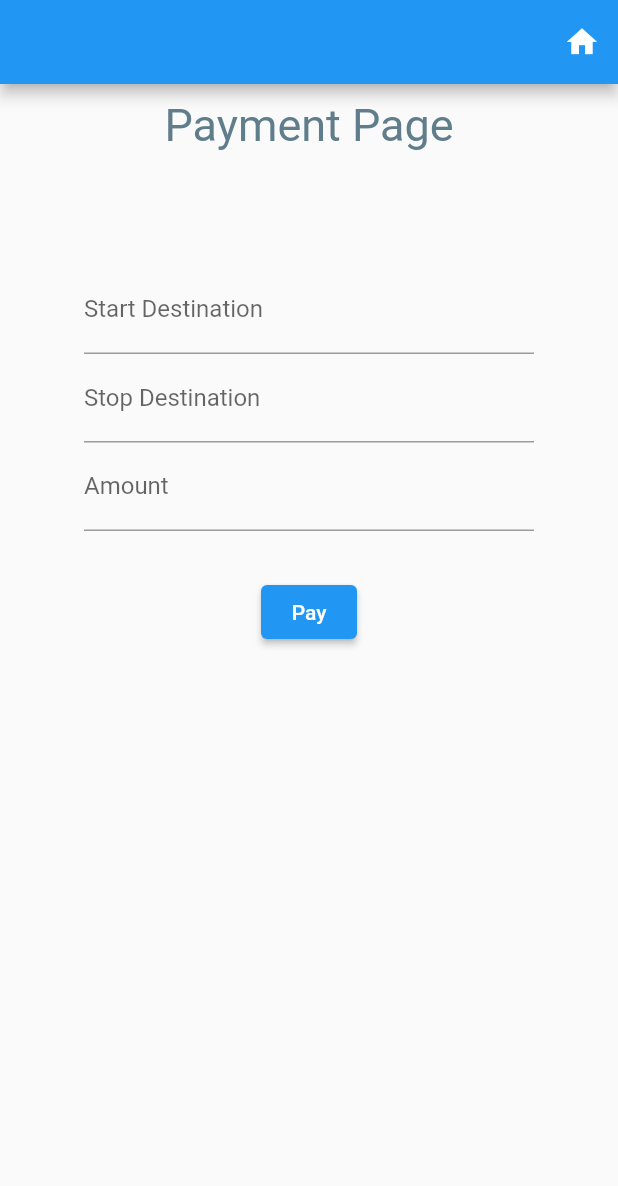
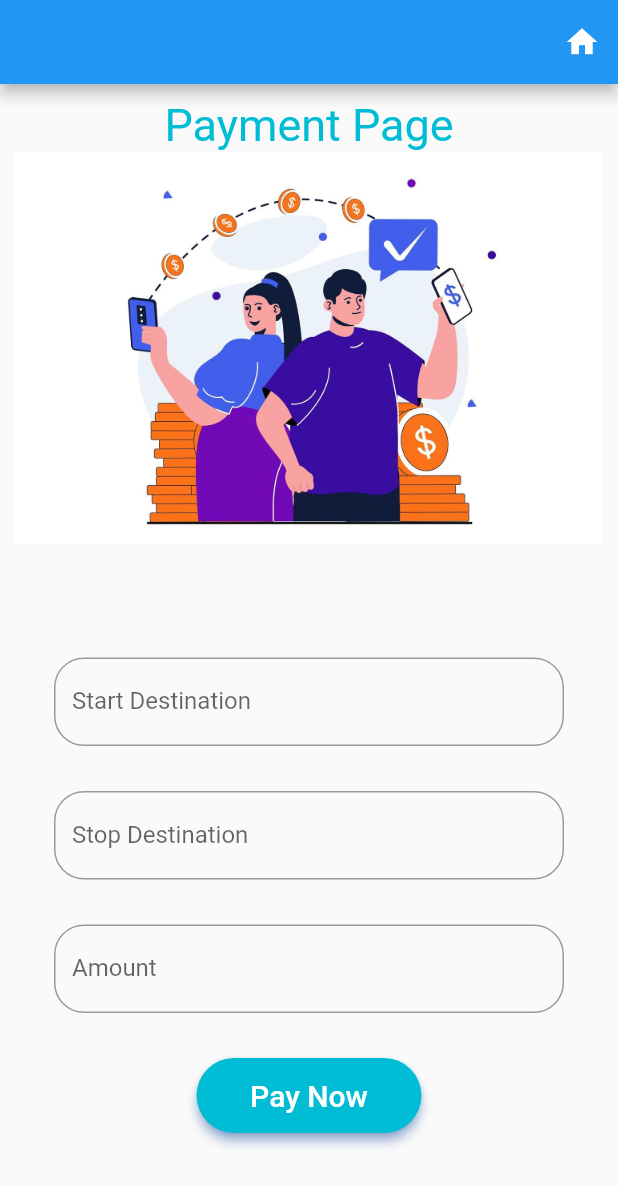
Before and after one commit to Muditha0829/CSSE-CEYLON-TRANSPORT-MOBILE, a Flutter app: the TransactionProfile screen opened directly with empty values, on a phone screen of 412 x 824 dp. Shown: the top 1186 px of the screen. Run offline on Flutter 3.47's test engine with Material 2 defaults, Android fonts, the phone set to English and light mode, and no system bars; our stand-ins replace cloud_firestore, firebase_auth, firebase_core, qr_flutter; missing offline and left inert: qr_code_scanner; accounts and stored records are empty.

Commit message:
payment page 8

```diff
--- a/lib/screens/home/home.dart
+++ b/lib/screens/home/home.dart
@@ -81,7 +81,7 @@ class _HomeState extends State<Home> {
           children: <Widget>[
             Column(
               children:   [
-                Text((result.toString()),style: TextStyle(color: Colors.white,fontSize: 22))
+                Text((result.toString()),style: TextStyle(color: Colors.white,fontSize: 19))
               ],
             )
           ],
@@ -96,7 +96,7 @@ class _HomeState extends State<Home> {
               },
             ),
             ListTile(
-              title:  const Text('Transaction List'),
+              title:  const Text('Transaction List',style: TextStyle(fontSize: 18)),
               onTap: (){
                 Navigator.pop(context);
                 Navigator.push(context, MaterialPageRoute(builder: (_)=> const TransactionList()));
@@ -111,7 +111,7 @@ class _HomeState extends State<Home> {
                },
             ),
             ListTile(
-              title:  const Text('Scan QR Code'),
+              title:  const Text('Scan QR Code',style: TextStyle(fontSize: 18)),
               onTap: (){
                 Navigator.push(context, MaterialPageRoute(builder: (_)=> const ScanQr()));
               },
--- a/lib/screens/transaction/TransactionProfile.dart
+++ b/lib/screens/transaction/TransactionProfile.dart
@@ -24,6 +24,7 @@ class _TransactionProfileState extends State<TransactionProfile> {
   late SingleUser singleUser;
 
   late DocumentReference<Map<String, dynamic>> userData;
+  final double textBorder = 20;
 
   @override
   Widget build(BuildContext context) {
@@ -44,7 +45,12 @@ class _TransactionProfileState extends State<TransactionProfile> {
         padding: const EdgeInsets.all(10),
         children: [
           const Center(
-            child: Text('Payment Page', style: TextStyle(fontSize: 30, color: Colors.blueGrey)),
+            child: Text('Payment Page', style: TextStyle(fontSize: 30, color: Colors.cyan)),
+          ),
+          const Image(
+              image: AssetImage(
+                  'assets/payment.jpg'
+              )
           ),
           const SizedBox(height: 30),
           Row(
@@ -60,37 +66,51 @@ class _TransactionProfileState extends State<TransactionProfile> {
             children: [
               // const Text('Amount:  ', style: TextStyle(fontSize: 22, color: Colors.blue)),
               SizedBox(
-                width: 300,
+                width: 340,
                 child: TextField(
                   controller: startController,
-                  decoration: const InputDecoration(hintText: 'Start Destination', labelText: 'Start Destination'),
+                  decoration: const InputDecoration(
+                      hintText: 'Start Destination',
+                      labelText: 'Start Destination',
+                      border: OutlineInputBorder(borderRadius: BorderRadius.all(Radius.circular(20.0)))
+                  ),
                 ),
               ),
             ],
           ),
+          const SizedBox(height: 30),
           Row(
             mainAxisAlignment: MainAxisAlignment.center,
             children: [
               // const Text('Amount:  ', style: TextStyle(fontSize: 22, color: Colors.blue)),
               SizedBox(
-                width: 300,
+                width: 340,
                 child:  TextField(
                   controller: stopController,
-                  decoration: const InputDecoration(hintText: 'Stop Destination', labelText: 'Stop Destination'),
+                  decoration: const InputDecoration(
+                      hintText: 'Stop Destination',
+                      labelText: 'Stop Destination',
+                      border: OutlineInputBorder(borderRadius: BorderRadius.all(Radius.circular(20.0)))
+                  ),
                   keyboardType: TextInputType.text,
                 ),
               ),
             ],
           ),
+          const SizedBox(height: 30),
           Row(
             mainAxisAlignment: MainAxisAlignment.center,
             children: [
               // const Text('Amount:  ', style: TextStyle(fontSize: 22, color: Colors.blue)),
               SizedBox(
-                width: 300,
+                width: 340,
                 child: TextField(
                   controller: amountController,
-                  decoration: const InputDecoration(hintText: 'Enter Amount', labelText: 'Amount'),
+                  decoration: const InputDecoration(
+                      hintText: 'Enter Amount',
+                      labelText: 'Amount',
+                      border: OutlineInputBorder(borderRadius: BorderRadius.all(Radius.circular(20.0)))
+                  ),
                   keyboardType: TextInputType.number,
                 ),
               ),
@@ -101,6 +121,15 @@ class _TransactionProfileState extends State<TransactionProfile> {
           ),
           Center(
             child: ElevatedButton(
+              style: ElevatedButton.styleFrom(
+                primary: Colors.cyan,
+                onPrimary: Colors.white,
+                shadowColor: Colors.blueAccent,
+                elevation: 3,
+                shape: RoundedRectangleBorder(
+                    borderRadius: BorderRadius.circular(25.0)),
+                minimumSize: const Size(150, 50),
+              ),
               onPressed: () {
                 createTransaction(
                     start: startController.text,
@@ -108,7 +137,7 @@ class _TransactionProfileState extends State<TransactionProfile> {
                     amount: int.parse(amountController.text),
                 );
               },
-              child: const Text('Pay'),
+              child: const Text('Pay Now', style: TextStyle(fontSize: 20)),
             ),
           )
         ],
--- a/pubspec.yaml
+++ b/pubspec.yaml
@@ -67,6 +67,7 @@ flutter:
   # To add assets to your application, add an assets section, like this:
   assets:
     - assets/bus.webp
+    - assets/payment.jpg
   #   - images/a_dot_ham.jpeg
 
   # An image asset can refer to one or more resolution-specific "variants", see
```
Also changed, not shown: lib/screens/transaction/ScanQr.dart (+1 -10 lines), lib/screens/transaction/TransactionList.dart (+13 -7 lines), assets/payment.jpg (added).
